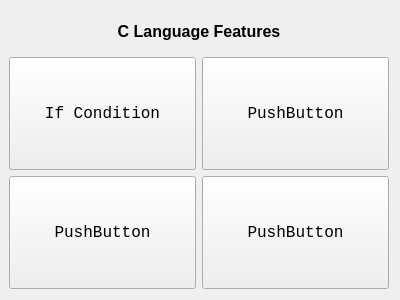
The window that QtGuiApplicationTest/QtGuiApplicationTest/MiscellaneousStdCLanguageFeatures.ui (xautshuanglong/QtLearningRepository) describes before a commit, drawn with Qt 5.
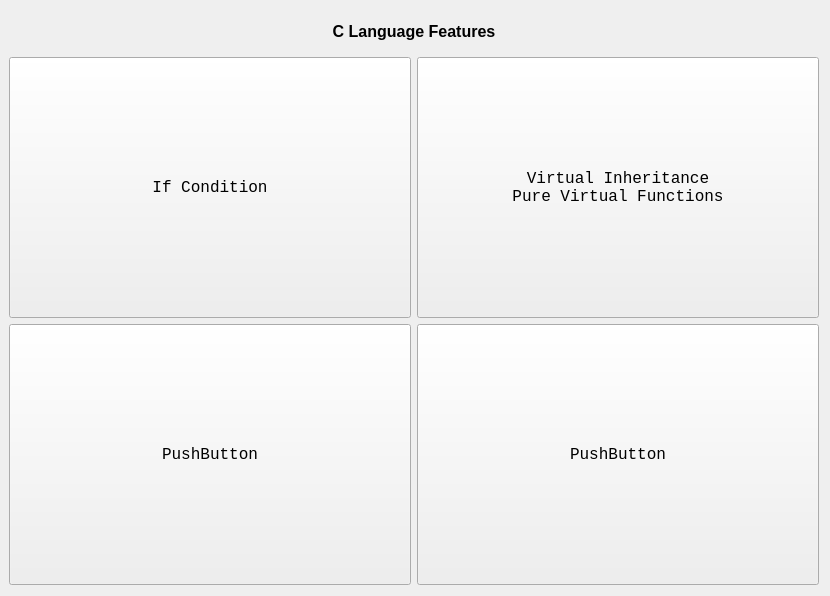
The same window after the commit.

Commit message: 1. 虚函数多继承存在二义性时，通过强制类型转换解决； 2. 最后实现的虚函数占据虚函数表有效位置； 3. 可以通过类名限定调用中间层次类的实现方法。

The edit to the form file:
```diff
--- a/QtGuiApplicationTest/QtGuiApplicationTest/MiscellaneousStdCLanguageFeatures.ui
+++ b/QtGuiApplicationTest/QtGuiApplicationTest/MiscellaneousStdCLanguageFeatures.ui
@@ -6,8 +6,8 @@
    <rect>
     <x>0</x>
     <y>0</y>
-    <width>400</width>
-    <height>300</height>
+    <width>830</width>
+    <height>596</height>
    </rect>
   </property>
   <property name="windowTitle">
@@ -86,7 +86,8 @@
         </font>
        </property>
        <property name="text">
-        <string>PushButton</string>
+        <string>Virtual Inheritance
+Pure Virtual Functions</string>
        </property>
       </widget>
      </item>
```
Left out of the diff: 2 changed lines with no effect on the pictures. The commit also changes 2 other files.
